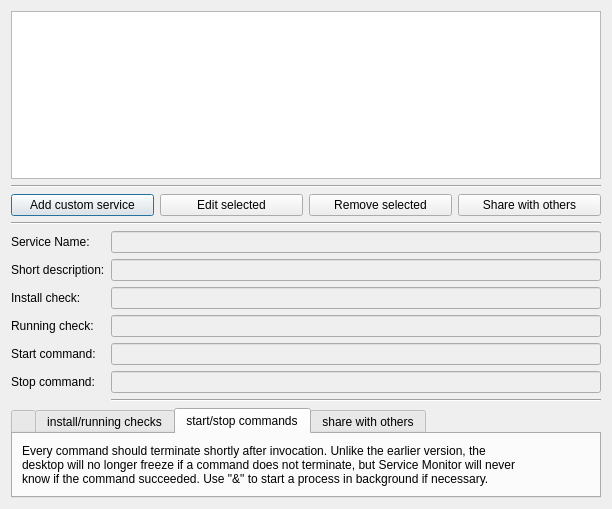
First picture: the form in contents/code/dialogs/Custom.ui, repository mbleichner/service-monitor, before the edit.
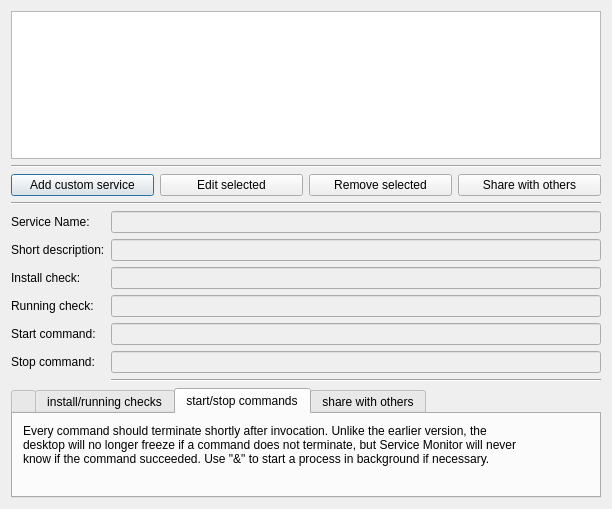
Second picture: the form after the edit. The open tabs and pages were chosen to show the change. Icons and pictures are not drawn.

Commit message: made all help tabs same height and wrote help text for settings page

What changed in the file:
```diff
--- a/contents/code/dialogs/Custom.ui
+++ b/contents/code/dialogs/Custom.ui
@@ -229,6 +229,18 @@
    </item>
    <item row="4" column="0" colspan="4">
     <widget class="QTabWidget" name="helpTabWidget">
+     <property name="sizePolicy">
+      <sizepolicy hsizetype="Expanding" vsizetype="Minimum">
+       <horstretch>0</horstretch>
+       <verstretch>0</verstretch>
+      </sizepolicy>
+     </property>
+     <property name="minimumSize">
+      <size>
+       <width>0</width>
+       <height>110</height>
+      </size>
+     </property>
      <property name="currentIndex">
       <number>0</number>
      </property>
@@ -284,13 +296,25 @@
        <string>start/stop commands</string>
       </attribute>
       <layout class="QVBoxLayout" name="verticalLayout_3">
+       <property name="margin">
+        <number>10</number>
+       </property>
        <item>
         <widget class="QLabel" name="label_3">
+         <property name="sizePolicy">
+          <sizepolicy hsizetype="Expanding" vsizetype="Expanding">
+           <horstretch>0</horstretch>
+           <verstretch>0</verstretch>
+          </sizepolicy>
+         </property>
          <property name="text">
           <string>Every command should terminate shortly after invocation. Unlike the earlier version, the
 desktop will no longer freeze if a command does not terminate, but Service Monitor will never
 know if the command succeeded. Use &quot;&amp;&quot; to start a process in background if necessary.</string>
          </property>
+         <property name="alignment">
+          <set>Qt::AlignLeading|Qt::AlignLeft|Qt::AlignTop</set>
+         </property>
         </widget>
        </item>
       </layout>
```
Left out of the diff: 31 changed lines with no effect on the pictures. The commit also changes 10 other files.
